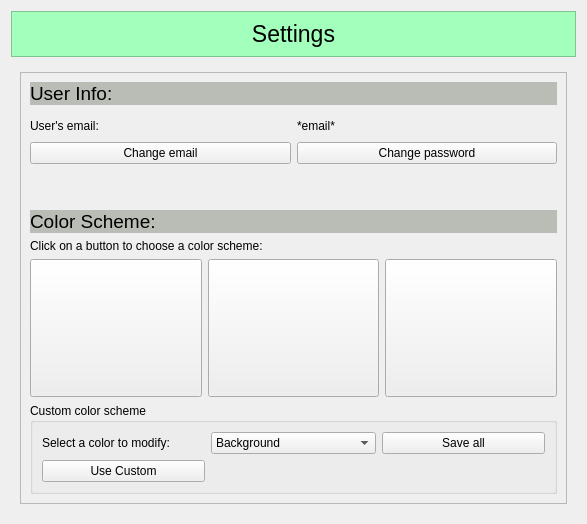
This is src/Client/View/MainPage/Settings/SettingsSubPage/SettingsSubPage.ui in iodream/Spend-Note as Qt 5 draws it before an edit. The edited form follows.
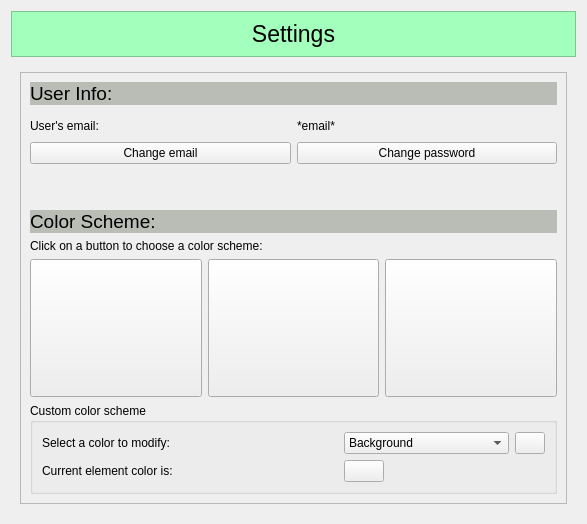
This is the edited form. Icons and pictures are not drawn.

Commit message: finish work on color settings ui page reset colors to default if we log out dont save color settings if we are not logged in

```diff
--- a/src/Client/View/MainPage/Settings/SettingsSubPage/SettingsSubPage.ui
+++ b/src/Client/View/MainPage/Settings/SettingsSubPage/SettingsSubPage.ui
@@ -205,6 +205,35 @@
            </item>
            <item>
             <layout class="QHBoxLayout" name="ColorSchemes">
+             <item>
+              <widget class="QPushButton" name="Scheme1">
+               <property name="minimumSize">
+                <size>
+                 <width>167</width>
+                 <height>138</height>
+                </size>
+               </property>
+               <property name="styleSheet">
+                <string notr="true">border-image:url(&quot;://pics/1.png&quot;);</string>
+               </property>
+              </widget>
+             </item>
+             <item>
+              <widget class="QPushButton" name="Scheme3">
+               <property name="minimumSize">
+                <size>
+                 <width>167</width>
+                 <height>138</height>
+                </size>
+               </property>
+               <property name="styleSheet">
+                <string notr="true"/>
+               </property>
+               <property name="text">
+                <string/>
+               </property>
+              </widget>
+             </item>
              <item>
               <widget class="QPushButton" name="Scheme2">
                <property name="minimumSize">
@@ -227,32 +256,6 @@
                </property>
               </widget>
              </item>
-             <item>
-              <widget class="QPushButton" name="Scheme3">
-               <property name="minimumSize">
-                <size>
-                 <width>167</width>
-                 <height>138</height>
-                </size>
-               </property>
-               <property name="styleSheet">
-                <string notr="true">border-image:url(&quot;:/pics/pics/1.png&quot;);</string>
-               </property>
-               <property name="text">
-                <string/>
-               </property>
-              </widget>
-             </item>
-             <item>
-              <widget class="QPushButton" name="Scheme1">
-               <property name="minimumSize">
-                <size>
-                 <width>167</width>
-                 <height>138</height>
-                </size>
-               </property>
-              </widget>
-             </item>
             </layout>
            </item>
            <item>
@@ -263,13 +266,6 @@
                 <string>Custom color scheme</string>
                </property>
                <layout class="QGridLayout" name="gridLayout_6">
-                <item row="0" column="2">
-                 <widget class="QPushButton" name="CustomColorSchemeSave">
-                  <property name="text">
-                   <string>Save all</string>
-                  </property>
-                 </widget>
-                </item>
                 <item row="0" column="0">
                  <widget class="QLabel" name="label_2">
                   <property name="text">
@@ -277,6 +273,23 @@
                   </property>
                  </widget>
                 </item>
+                <item row="0" column="2">
+                 <widget class="QPushButton" name="OpenColorSelector">
+                  <property name="maximumSize">
+                   <size>
+                    <width>30</width>
+                    <height>16777215</height>
+                   </size>
+                  </property>
+                  <property name="text">
+                   <string/>
+                  </property>
+                  <property name="icon">
+                   <iconset resource="../../../../resources.qrc">
+                    <normaloff>:/Icons/Icons/baseline_settings_black_24dp.png</normaloff>:/Icons/Icons/baseline_settings_black_24dp.png</iconset>
+                  </property>
+                 </widget>
+                </item>
                 <item row="0" column="1">
                  <widget class="QComboBox" name="ColorColorsSelectBox">
                   <item>
@@ -347,9 +360,22 @@
                  </widget>
                 </item>
                 <item row="1" column="0">
-                 <widget class="QPushButton" name="UseCustom">
+                 <widget class="QLabel" name="label_3">
                   <property name="text">
-                   <string>Use Custom</string>
+                   <string>Current element color is:</string>
+                  </property>
+                 </widget>
+                </item>
+                <item row="1" column="1">
+                 <widget class="QPushButton" name="ElemenColor">
+                  <property name="maximumSize">
+                   <size>
+                    <width>40</width>
+                    <height>16777215</height>
+                   </size>
+                  </property>
+                  <property name="text">
+                   <string/>
                   </property>
                  </widget>
                 </item>
```
Left out of the diff: 9 changed lines with no effect on the pictures. The commit also changes 39 other files.
